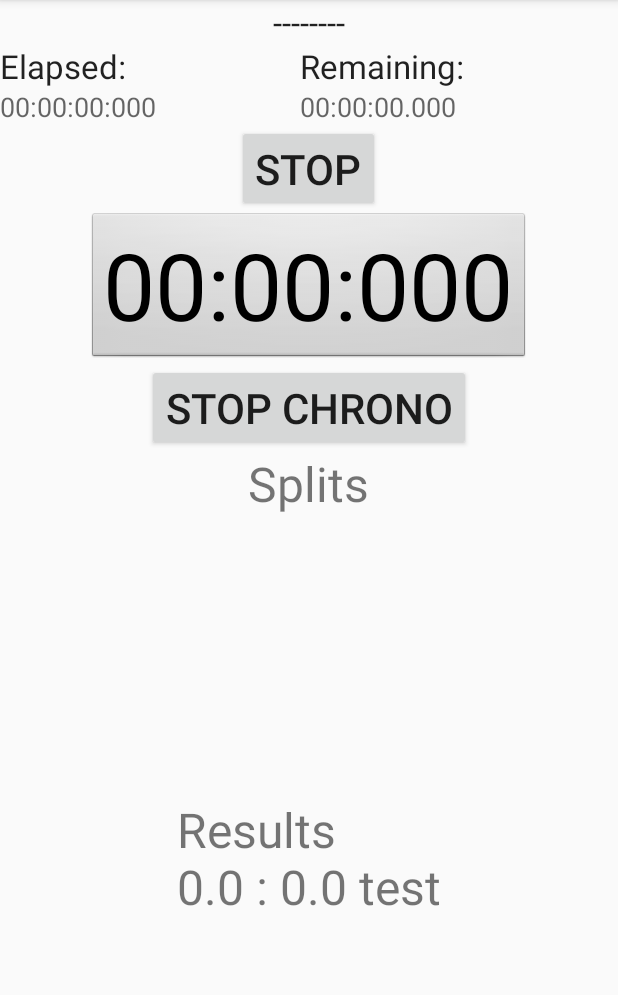
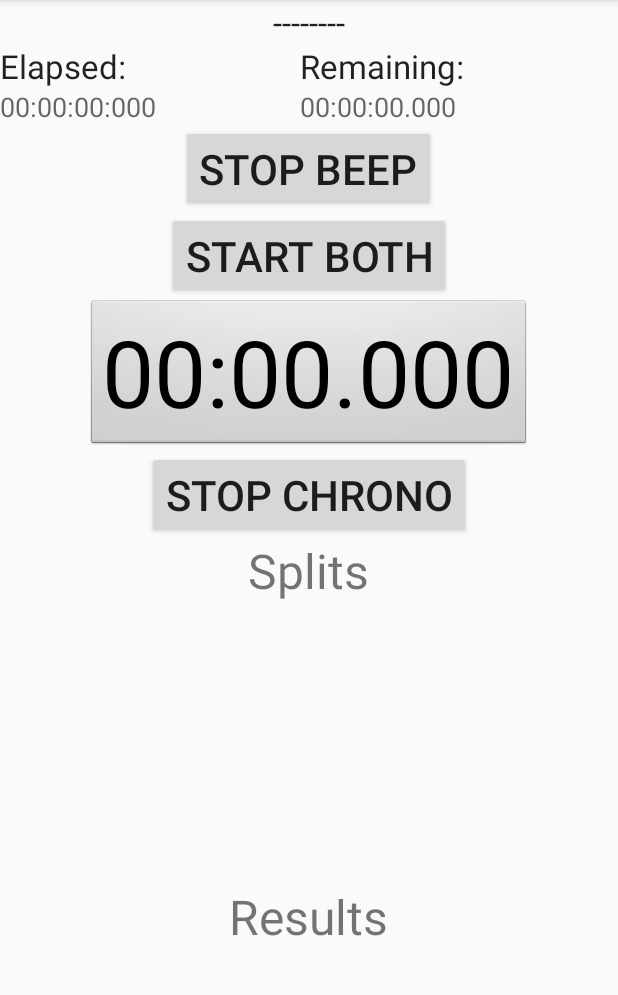
Before and after one commit to davidhudman/IntervalTimerSimplest, an Android app: the MainTimerUI screen opened directly, with no data from a screen before it, after a tap on "START BEEP", on a phone screen of 412 x 824 dp, the part 84-1079 px from its top. Run offline under Robolectric (Android 15) with nearby library versions, the phone set to English and light mode, and no system bars; 6 statements that could not run were skipped.

Commit message:
Timer now has button to start beeping and chronometer at the same time. However, it will crash if you try to press the "Start beep only" after pressing "Start both". I think I just need to make sure that "start both" is doing everything that "start beep only" is doing.

```diff
--- a/app/src/main/java/com/example/david/intervaltimersimplest/Chronometer.java
+++ b/app/src/main/java/com/example/david/intervaltimersimplest/Chronometer.java
@@ -82,9 +82,9 @@ public class Chronometer extends TextView {
         updateRunning();
     }
 
-    public void split() {
-        mStarted = false;
+    public String getSplit() {
         updateRunning();
+        return getText(SystemClock.elapsedRealtime());
     }
 
     public void stop() {
@@ -122,7 +122,7 @@ public class Chronometer extends TextView {
         updateRunning();
     }
 
-    private synchronized void updateText(long now) {
+    public String getText(long now) {
         timeElapsed = now - mBase;
 
         DecimalFormat twoDigits = new DecimalFormat("00");
@@ -142,15 +142,19 @@ public class Chronometer extends TextView {
         String text = "";
 
         if (hours > 0) {
-        	text += twoDigits.format(hours) + ":";
+            text += twoDigits.format(hours) + ":";
         }
 
-       	text += twoDigits.format(minutes) + ":";
-       	text += twoDigits.format(seconds) + ":";
-       	// text += Integer.toString(milliseconds);
+        text += twoDigits.format(minutes) + ":";
+        text += twoDigits.format(seconds) + ".";
+        // text += Integer.toString(milliseconds);
         text += threeDigits.format(milliseconds);
 
-        setText(text);
+        return text;
+    }
+
+    private synchronized void updateText(long now) {
+        setText(getText(now));
     }
 
     private void updateRunning() {
@@ -159,8 +163,7 @@ public class Chronometer extends TextView {
             if (running) {
                 updateText(SystemClock.elapsedRealtime());
                 dispatchChronometerTick();
-                mHandler.sendMessageDelayed(Message.obtain(mHandler,
-                        TICK_WHAT), 1);
+                mHandler.sendMessageDelayed(Message.obtain(mHandler, TICK_WHAT), 1);
             } else {
                 mHandler.removeMessages(TICK_WHAT);
             }
@@ -173,8 +176,7 @@ public class Chronometer extends TextView {
             if (mRunning) {
                 updateText(SystemClock.elapsedRealtime());
                 dispatchChronometerTick();
-                sendMessageDelayed(Message.obtain(this , TICK_WHAT),
-                        1);
+                sendMessageDelayed(Message.obtain(this , TICK_WHAT), 1);
             }
         }
     };
--- a/app/src/main/java/com/example/david/intervaltimersimplest/MainTimerUI.java
+++ b/app/src/main/java/com/example/david/intervaltimersimplest/MainTimerUI.java
@@ -14,9 +14,10 @@ public class MainTimerUI extends ActionBarActivity {
     public String TIMER_DATA_STRINGS2 = "Interval,CountdownLength";
     public String TIMER_DATA_DATA2;
     String receivedMessage;
-    public TextView textView2;
+    public TextView dev_dataReceived;
 
     public Button startCountdown;
+    public Button startStopBeepAndChronoButton;
     public TextView countdownResults;
     public TextView remainingTimeText, elapsedTimeText;
 
@@ -34,13 +35,20 @@ public class MainTimerUI extends ActionBarActivity {
 
     public Chronometer chronometer;
 
+    public TextView splitsView;
+
+    public AudioManager am;
+
+    // Request audio focus for playback
+    public AudioManager.OnAudioFocusChangeListener afChangeListener;
+
     @Override
     protected void onCreate(Bundle savedInstanceState) {
         super.onCreate(savedInstanceState);
         setContentView(R.layout.activity_main_timer_ui);
 
-        // textView2
-        textView2 = (TextView) findViewById(R.id.textView2);
+        dev_dataReceived = (TextView) findViewById(R.id.dev_dataReceived);    // test TextView for seeing that information is being correctly passed
+        splitsView = (TextView) findViewById(R.id.splitsView);
 
         // Get the Intent that started this activity and extract the string
         Bundle intent = getIntent().getExtras();
@@ -50,7 +58,7 @@ public class MainTimerUI extends ActionBarActivity {
         intentStringOutput += receivedMessage.substring(0, receivedMessage.indexOf(','));
         intentStringOutput += "--------";
         intentStringOutput += receivedMessage.substring(receivedMessage.indexOf(',')+1, receivedMessage.length());
-        textView2.setText(intentStringOutput);
+        dev_dataReceived.setText(intentStringOutput);
 
         countdownTick = Float.parseFloat(receivedMessage.substring(0, receivedMessage.indexOf(',')));
         countdownLen = Float.parseFloat(receivedMessage.substring(receivedMessage.indexOf(',')+1, receivedMessage.length()));
@@ -58,95 +66,10 @@ public class MainTimerUI extends ActionBarActivity {
         chronometer = (Chronometer) findViewById(R.id.chronometer);
         chronometer.stop();
         startCountdown = (Button) findViewById(R.id.startButton);
+        startStopBeepAndChronoButton = (Button) findViewById(R.id.startStopBeepAndChronoButton);
         countdownResults = (TextView) findViewById(R.id.textView);
         remainingTimeText = (TextView) findViewById(R.id.remainingTimeText);
         elapsedTimeText = (TextView) findViewById(R.id.elapsedTimeText);
-
-
-        // assign mp3 for music to be played on each tick of the countdown
-        bellSound = MediaPlayer.create(this, R.raw.bellsound1secexactly);
-
-        final AudioManager am = (AudioManager) this.getSystemService(Context.AUDIO_SERVICE);
-
-        // Request audio focus for playback
-        final AudioManager.OnAudioFocusChangeListener afChangeListener = new AudioManager.OnAudioFocusChangeListener() {
-            public void onAudioFocusChange(int focusChange) {
-                if (focusChange == AudioManager.AUDIOFOCUS_LOSS) {
-                    // screw that other app - they're not getting focus
-                }
-            }
-        };
-
-        // I think there's a risk that this could get fired if the tick time was close to the length of the alert sound. If the alert sound is much shorter, it shouldn't be a problem.
-        bellSound.setOnCompletionListener(new MediaPlayer.OnCompletionListener()
-        {
-            @Override
-            public void onCompletion(MediaPlayer mp)
-            {
-                am.abandonAudioFocus(afChangeListener);
-            }
-        });
-
-
-        // final AudioManager.OnAudioFocusChangeListener afChangeListener;
-
-        // when the button is clicked, do this
-        startCountdown.setOnClickListener(new View.OnClickListener(){
-
-
-            public void audioTimerPrintThis(final String stringToPrint) {
-                runOnUiThread(new Runnable() {
-                    @Override
-                    public void run() {
-                        countdownResults.append(stringToPrint);
-                    }
-                });
-            }
-
-            public void playTheSound() {
-                int result = am.requestAudioFocus(afChangeListener,
-                        // Use the music stream.
-                        AudioManager.STREAM_MUSIC,
-                        // Request permanent focus.
-                        AudioManager.AUDIOFOCUS_GAIN_TRANSIENT_MAY_DUCK);
-
-                if (result == AudioManager.AUDIOFOCUS_REQUEST_GRANTED) {
-                    // Start playback
-                    if (bellSound.isPlaying()) {
-                        bellSound.seekTo(0);
-                    } else {
-                        bellSound.start();
-                    }
-                }
-            }
-
-            public String millisToColonTimeFormat(long millis) {
-                int remainderMillis = (int) (millis % 1000);
-                int remainderSeconds = (int) ((millis / (1000)) % 60);
-                int remainderMinutes = (int) ((millis / (1000 * 60)) % 60);
-                int remainderHours = (int) ((millis / (1000 * 60 * 60)));
-
-                String printMillis = String.format("%03d", remainderMillis);
-                String printSeconds = String.format("%02d", remainderSeconds);
-                String printMinutes = String.format("%02d", remainderMinutes);
-                String printHours = String.format("%02d", remainderHours);
-
-                return printHours + ":" + printMinutes + ":" + printSeconds + ":" + printMillis;
-            }
-
-            @Override
-            public void onClick(View view){
-                if (!isTimerStarted) {                 // check if the timer has already been started
-                    isTimerStarted = !isTimerStarted;
-
-                    startCountdown.setText("STOP");
-
-
-                    if(true) {
-                        // countdownTick = 0; // (minutePickerInterval.getValue() * 60) + (secondPickerInterval.getValue()) + (float) (millisecondPickerInterval.getValue() * levelOfAccuracy);
-                        // countdownLen = 0; // (minutePickerCountdown.getValue() * 60) + (secondPickerCountdown.getValue()) + (float) (millisecondPickerCountdown.getValue() * levelOfAccuracy);
-
-                        audioTimerPrintThis("\n" + Float.toString(countdownTick) + " : " + Float.toString(countdownLen) + " test");
 
         // create countdown timer for the sound alerts
         countDownTimer = new preciseCountdown((int) (countdownLen * 1000), (int) (countdownTick * 1000), 0) {
@@ -205,6 +128,52 @@ public class MainTimerUI extends ActionBarActivity {
                 visualTimerPrintThis(0, true);
             }
         };
+        // assign mp3 for music to be played on each tick of the countdown
+        bellSound = MediaPlayer.create(this, R.raw.bellsound1secexactly);
+
+        am = (AudioManager) this.getSystemService(Context.AUDIO_SERVICE);
+
+        // Request audio focus for playback
+        afChangeListener = new AudioManager.OnAudioFocusChangeListener() {
+            public void onAudioFocusChange(int focusChange) {
+                if (focusChange == AudioManager.AUDIOFOCUS_LOSS) {
+                    // screw that other app - they're not getting focus
+                }
+            }
+        };
+
+        // I think there's a risk that this could get fired if the tick time was close to the length of the alert sound. If the alert sound is much shorter, it shouldn't be a problem.
+        bellSound.setOnCompletionListener(new MediaPlayer.OnCompletionListener()
+        {
+            @Override
+            public void onCompletion(MediaPlayer mp)
+            {
+                am.abandonAudioFocus(afChangeListener);
+            }
+        });
+
+
+        // final AudioManager.OnAudioFocusChangeListener afChangeListener;
+
+        // when the button is clicked, do this
+        startCountdown.setOnClickListener(new View.OnClickListener(){
+
+            @Override
+            public void onClick(View view){
+                if (!isTimerStarted) {                 // check if the timer has already been started
+                    isTimerStarted = !isTimerStarted;
+
+                    startCountdown.setText("STOP BEEP");
+
+
+                    if(true) {
+                        // countdownTick = 0; // (minutePickerInterval.getValue() * 60) + (secondPickerInterval.getValue()) + (float) (millisecondPickerInterval.getValue() * levelOfAccuracy);
+                        // countdownLen = 0; // (minutePickerCountdown.getValue() * 60) + (secondPickerCountdown.getValue()) + (float) (millisecondPickerCountdown.getValue() * levelOfAccuracy);
+
+                        // audioTimerPrintThis("\n" + Float.toString(countdownTick) + " : " + Float.toString(countdownLen) + " test");
+
+                        // create beeping countDownTimer purely for the audio
+                        // create visualTimer for the visual aspect of the beeping timer
 
                         countDownTimer.start();
                         visualTimer.start();
@@ -218,7 +187,7 @@ public class MainTimerUI extends ActionBarActivity {
                     countDownTimer = null;
                     visualTimer = null;
 
-                    startCountdown.setText("START");
+                    startCountdown.setText("START BEEP");
                 }
             }
         });
@@ -241,12 +210,68 @@ public class MainTimerUI extends ActionBarActivity {
             }
         });
 
+        startStopBeepAndChronoButton.setOnClickListener(new View.OnClickListener(){
+            @Override
+            public void onClick(View view){
+                startBeepAndChrono(view);
+
+            }
+        });
+
+    }
+
+    public void audioTimerPrintThis(final String stringToPrint) {
+        runOnUiThread(new Runnable() {
+            @Override
+            public void run() {
+                countdownResults.append(stringToPrint);
+            }
+        });
+    }
+
+    public void playTheSound() {
+        int result = am.requestAudioFocus(afChangeListener,
+                // Use the music stream.
+                AudioManager.STREAM_MUSIC,
+                // Request permanent focus.
+                AudioManager.AUDIOFOCUS_GAIN_TRANSIENT_MAY_DUCK);
+
+        if (result == AudioManager.AUDIOFOCUS_REQUEST_GRANTED) {
+            // Start playback
+            if (bellSound.isPlaying()) {
+                bellSound.seekTo(0);
+            } else {
+                bellSound.start();
+            }
+        }
+    }
+
+    public String millisToColonTimeFormat(long millis) {
+        int remainderMillis = (int) (millis % 1000);
+        int remainderSeconds = (int) ((millis / (1000)) % 60);
+        int remainderMinutes = (int) ((millis / (1000 * 60)) % 60);
+        int remainderHours = (int) ((millis / (1000 * 60 * 60)));
+
+        String printMillis = String.format("%03d", remainderMillis);
+        String printSeconds = String.format("%02d", remainderSeconds);
+        String printMinutes = String.format("%02d", remainderMinutes);
+        String printHours = String.format("%02d", remainderHours);
+
+        return printHours + ":" + printMinutes + ":" + printSeconds + ":" + printMillis;
+    }
+
+    public void startBeepAndChrono(View view) {
+        if (!chronometer.isRunning() && !isTimerStarted) {
+            countDownTimer.start();
+            visualTimer.start();
+            chronometer.start();
+        }
     }
 
     public void chronometerClick(View view) {
-        if (chronometer.isRunning())
-            chronometer.stop();
-
+        if (chronometer.isRunning()) {
+            splitsView.setText(chronometer.getSplit() + "\n" + splitsView.getText().toString());
+        }
         else
             chronometer.start();
     }
--- a/app/src/main/res/layout/activity_main_timer_ui.xml
+++ b/app/src/main/res/layout/activity_main_timer_ui.xml
@@ -26,7 +26,7 @@
 
 
             <TextView
-                android:id="@+id/textView2"
+                android:id="@+id/dev_dataReceived"
                 android:layout_width="match_parent"
                 android:layout_height="wrap_content"
                 android:gravity="center_horizontal"
@@ -159,6 +159,13 @@
                 android:gravity="center_horizontal"
                 tools:context=".MainActivity">
 
+                <Button
+                    android:id="@+id/startStopBeepAndChronoButton"
+                    android:layout_width="wrap_content"
+                    android:layout_height="wrap_content"
+                    android:text="START BOTH"
+                    android:textSize="28dp" />
+
                 <com.example.david.intervaltimersimplest.Chronometer
                     android:id="@+id/chronometer"
                     android:layout_width="wrap_content"
```
Also changed, not shown: app/src/main/java/com/example/david/intervaltimersimplest/preciseCountdown.java (+19 -0 lines). Lines whose indentation alone changed are shown as unchanged.
